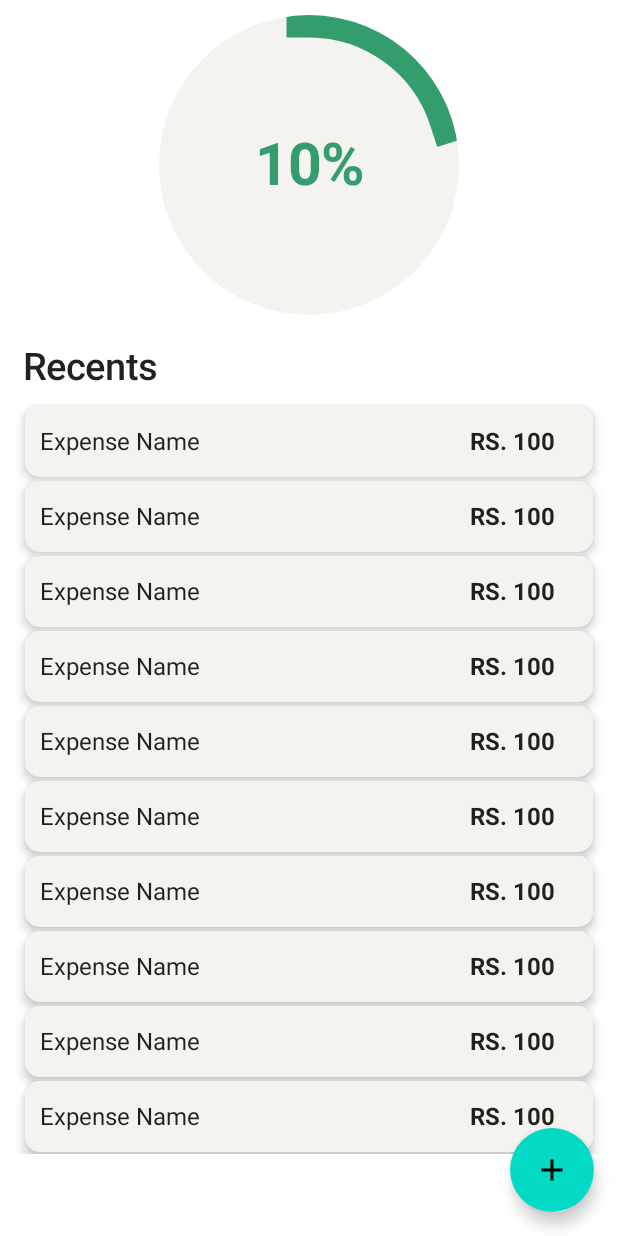
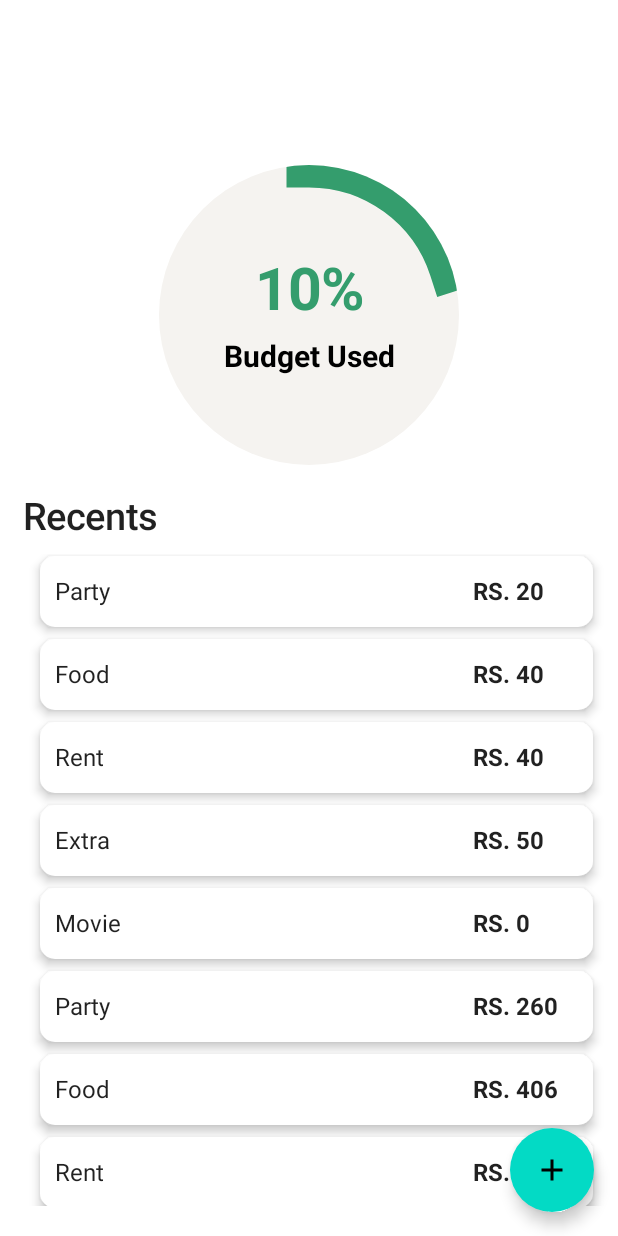
Before and after one commit to CodexLiner/gdsc-ui, an Android app built with Jetpack Compose: the screen it shows after launch (HomeActivity), after a tap on "Done", on a phone screen of 412 x 824 dp. Run offline under Robolectric (Android 15) with nearby library versions, the phone set to English and light mode, and no system bars.

Commit message:
second push

```diff
--- a/app/src/main/AndroidManifest.xml
+++ b/app/src/main/AndroidManifest.xml
@@ -24,6 +24,7 @@
             android:name=".MainActivity"
             android:exported="true"
             android:label="@string/app_name"
+            android:windowSoftInputMode="stateHidden|adjustResize"
             android:theme="@style/Theme.BudgetTrackerDemo">
             <intent-filter>
                 <action android:name="android.intent.action.MAIN" />
--- a/app/src/main/java/gdsc/budgettrackerdemo/HomeActivity.kt
+++ b/app/src/main/java/gdsc/budgettrackerdemo/HomeActivity.kt
@@ -68,7 +68,7 @@ class HomeActivity : ComponentActivity() {
                             }
                         }
                         , content = {
-                                  Column(verticalArrangement = Arrangement.Center
+                                  Column(modifier = Modifier.padding(top = 100.dp), verticalArrangement = Arrangement.Center
                                   , horizontalAlignment = Alignment.CenterHorizontally) {
                                       ShowBudgetBar()
                                       PastData()
@@ -78,7 +78,7 @@ class HomeActivity : ComponentActivity() {
                         CustomDialog(value = "", setShowDialog = {
                             isOpened.value = it
                         }){
-                            Toast.makeText(context , it , Toast.LENGTH_LONG).show();
+//                            Toast.makeText(context , it , Toast.LENGTH_LONG).show();
                         }
                     }
                 }
@@ -118,6 +118,7 @@ fun ShowBudgetBar(){
                cap = StrokeCap.Square))
        }
         val fontsize : TextUnit = 39.sp;
+        Column(horizontalAlignment = Alignment.CenterHorizontally , verticalArrangement = Arrangement.Center) {
             Text(
                 fontSize = fontsize ,
                 textAlign = TextAlign.Center,
@@ -125,6 +126,16 @@ fun ShowBudgetBar(){
                 color = colorName ,
                 fontWeight = FontWeight.Bold
             )
+            val fontsize : TextUnit = 20.sp;
+            Spacer(modifier = Modifier.height(10.dp))
+            Text(
+                fontSize = fontsize ,
+                textAlign = TextAlign.Center,
+                text = "Budget Used",
+                color = Color.Black ,
+                fontWeight = FontWeight.Bold
+            )
+        }
     }
 }
 @Composable
@@ -138,23 +149,39 @@ fun PastData(){
         Text(text = "Recents" , fontSize = fontsize , fontWeight = FontWeight(weight = 600) )
         //for space between recent and list
         Spacer(modifier = Modifier.size(10.dp))
-        LazyColumn(content = {
-            items(count = 10){
+
+        data class ListOfExpense(var barcode: String, var qty: Number)
+        val list : ArrayList<ListOfExpense> = ArrayList();
+        list.add(ListOfExpense("Party" , 20))
+        list.add(ListOfExpense("Food" , 40))
+        list.add(ListOfExpense("Rent" , 40))
+        list.add(ListOfExpense("Extra" , 50))
+        list.add(ListOfExpense("Movie" , 0))
+        list.add(ListOfExpense("Party" , 260))
+        list.add(ListOfExpense("Food" , 406))
+        list.add(ListOfExpense("Rent" , 406))
+        list.add(ListOfExpense("Extra" , 560))
+        list.add(ListOfExpense("Movie" , 56))
+
+        LazyColumn(modifier = Modifier.padding(10.dp , bottom = 20.dp), content = {
+            items(count = list.size){
                 Card(modifier = Modifier
                     .height(50.dp)
                     .fillMaxWidth()
                     .padding(1.dp) ,
                     elevation = 4.dp,
-                    backgroundColor = colorResource(id = R.color.whiteShade),
+                    backgroundColor = Color.White,
                     shape = RoundedCornerShape(10.dp)) {
                     Row(modifier = Modifier.padding(10.dp) , verticalAlignment = Alignment.CenterVertically) {
-                        Text(text = "Expense Name" , modifier = Modifier.fillMaxWidth(fraction = 0.8f))
-                        Text(text = "RS. 100" , textAlign = TextAlign.End , fontWeight = FontWeight.Bold)
+                        Text(text = list[it].barcode , modifier = Modifier.fillMaxWidth(fraction = 0.8f))
+                        Text(text = "RS. " + list[it].qty, textAlign = TextAlign.End , fontWeight = FontWeight.Bold)
                     }
                 }
+                Spacer(modifier = Modifier.size(5.dp))
             }
+
         })
-        Spacer(modifier = Modifier.size(10.dp))
+        Spacer(modifier = Modifier.size(100.dp))
 
     }
 }
--- a/app/src/main/java/gdsc/budgettrackerdemo/MainActivity.kt
+++ b/app/src/main/java/gdsc/budgettrackerdemo/MainActivity.kt
@@ -5,6 +5,7 @@ import android.os.Bundle
 import android.widget.Toast
 import androidx.activity.ComponentActivity
 import androidx.activity.compose.setContent
+import androidx.compose.foundation.Image
 import androidx.compose.foundation.background
 import androidx.compose.foundation.layout.*
 import androidx.compose.foundation.text.KeyboardActions
@@ -17,7 +18,10 @@ import androidx.compose.ui.Alignment
 import androidx.compose.ui.Modifier
 import androidx.compose.ui.graphics.Color
 import androidx.compose.ui.platform.LocalContext
+import androidx.compose.ui.res.painterResource
 import androidx.compose.ui.text.TextStyle
+import androidx.compose.ui.text.font.FontFamily
+import androidx.compose.ui.text.font.FontWeight
 import androidx.compose.ui.text.input.KeyboardType
 import androidx.compose.ui.text.input.TextFieldValue
 import androidx.compose.ui.text.style.TextAlign
@@ -36,7 +40,8 @@ class MainActivity : ComponentActivity() {
                     modifier = Modifier.fillMaxSize(),
                     color = Color.White,
                 ) {
-                    Box(contentAlignment = Alignment.Center){
+                    Column(verticalArrangement = Arrangement.Center , horizontalAlignment = Alignment.CenterHorizontally){
+                        WelcomeWidget()
                         SetBudget();
                     }
                 }
@@ -45,9 +50,19 @@ class MainActivity : ComponentActivity() {
     }
 }
 @Composable
+fun WelcomeWidget(){
+    val painter = painterResource(id = R.drawable.logo);
+    Column(modifier = Modifier.padding(30.dp) , verticalArrangement = Arrangement.Top , horizontalAlignment = Alignment.CenterHorizontally) {
+        Text(text = "WELCOME\nSet Budget to Continue" , modifier = Modifier.padding(10.dp) ,
+        fontWeight = FontWeight.Black, fontFamily = FontFamily.Monospace , fontSize = 25.sp , textAlign = TextAlign.Center
+        )
+        Image(painter = painter, contentDescription = "logo")
+    }
+}
+@Composable
 fun SetBudget(modifier: Modifier = Modifier){
     var text by remember { mutableStateOf(TextFieldValue("")) }
-    Column(modifier = modifier.padding(12.dp)) {
+    Column(modifier = modifier.padding(29.dp)) {
         OutlinedTextField(
             modifier = modifier.fillMaxWidth(),
             value = text,
@@ -73,16 +88,11 @@ fun SetBudget(modifier: Modifier = Modifier){
                 context.startActivity(Intent(context , HomeActivity::class.java))
             }
         }) {
-            Row(modifier = Modifier.fillMaxWidth().padding(8.dp)  ,  horizontalArrangement = Arrangement.Center) {
+            Row(modifier = Modifier
+                .fillMaxWidth()
+                .padding(8.dp)  ,  horizontalArrangement = Arrangement.Center) {
                 Text(text = "Done" , textAlign = TextAlign.Center , modifier = Modifier.fillMaxWidth())
             }
         }
     }
 }
-//@Preview(showBackground = true)
-//@Composable
-//fun DefaultPreview() {
-//    BudgetTrackerDemoTheme {
-//        Greeting("Android")
-//    }
-//}
```
Also changed, not shown: app/src/main/java/gdsc/budgettrackerdemo/CustomDialog.kt (+53 -20 lines), app/src/main/res/drawable-v24/logo.png (added). Lines whose indentation alone changed are shown as unchanged.
